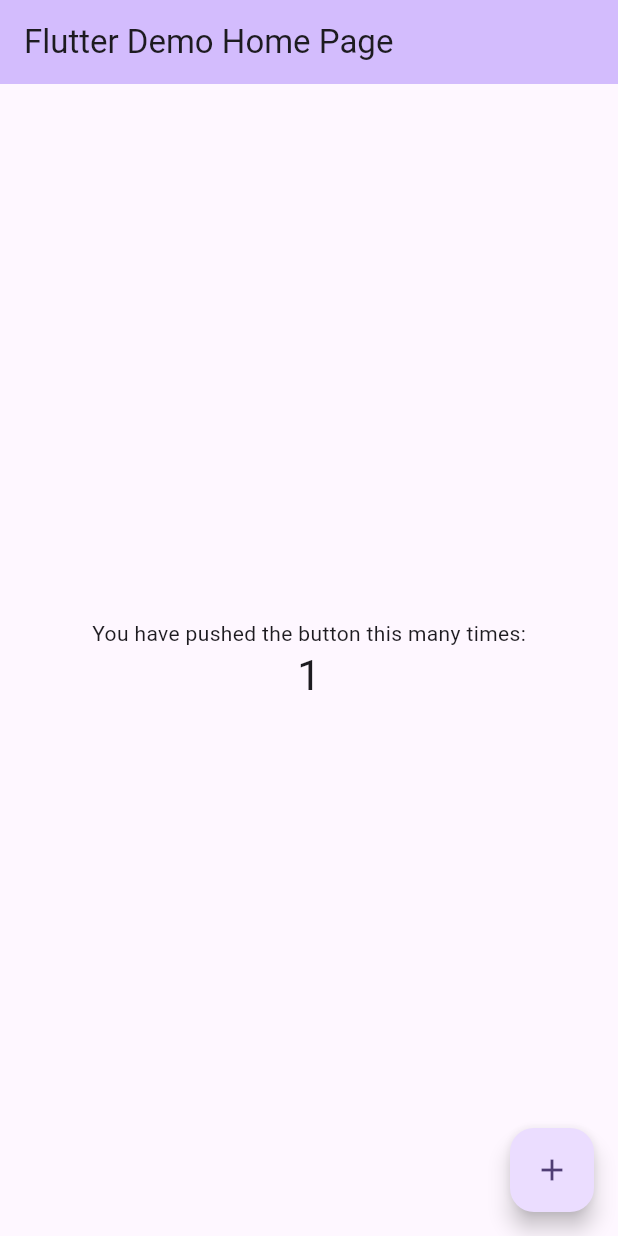
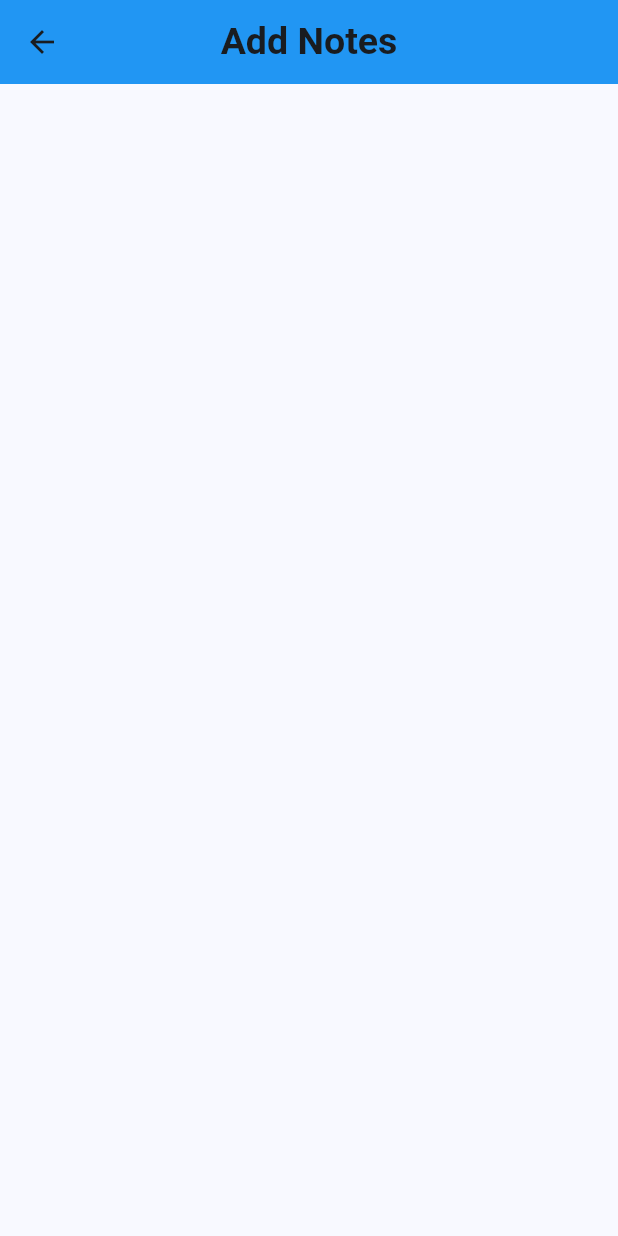
Before and after one commit to mohankumaronly/Todo-Application, a Flutter app: the screen it shows after launch, after a tap on the "add" icon, on a phone screen of 412 x 824 dp. Run offline on Flutter 3.47's test engine with Material 3 defaults, Android fonts, the phone set to English and light mode, and no system bars.

Commit message:
todo ui design is done

```diff
--- /dev/null
+++ b/lib/Notes_list.dart
@@ -0,0 +1,26 @@
+import 'package:flutter/material.dart';
+
+class NotesList extends StatefulWidget {
+  const NotesList({super.key});
+
+  @override
+  State<NotesList> createState() => _NotesListState();
+}
+
+class _NotesListState extends State<NotesList> {
+  @override
+  Widget build(BuildContext context) {
+    return Scaffold(
+      appBar: AppBar(
+        title: Text('Add Notes',
+        style: TextStyle(
+          fontWeight: FontWeight.bold,
+          fontSize: 25,
+        ),
+        ),
+        centerTitle: true,
+        backgroundColor: Colors.blue,
+      ),
+    );
+  }
+}
--- /dev/null
+++ b/lib/Todo_Screen.dart
@@ -0,0 +1,55 @@
+import 'package:flutter/material.dart';
+import 'package:todo_application/Notes_list.dart';
+
+class TodoScreen extends StatefulWidget {
+  const TodoScreen({super.key});
+
+  @override
+  State<TodoScreen> createState() => _TodoScreenState();
+}
+
+class _TodoScreenState extends State<TodoScreen> {
+  @override
+  Widget build(BuildContext context) {
+    return Scaffold(
+      appBar: AppBar(
+        title: Text(
+          'Todo Application',
+          style: TextStyle(fontWeight: FontWeight.bold, fontSize: 25),
+        ),
+        backgroundColor: Colors.blue,
+        centerTitle: true,
+        actions: [
+          IconButton(
+            onPressed: () {},
+            icon: Icon(Icons.search, color: Colors.white, size: 35),
+          ),
+        ],
+      ),
+      body: ListView.builder(
+        itemCount: 20,
+        itemBuilder: (BuildContext context, int index) {
+          return Card(
+            child: ListTile(
+              leading: CircleAvatar(
+                child: Text('$index'),
+              ),
+              title: Text('Rock ranger', style: TextStyle(
+                fontWeight: FontWeight.bold,
+                fontSize: 18,
+              ),),
+              subtitle: Text('Rock ranger is gamer and Developer uploading videos on the Youtube'),
+            ),
+          );
+        },
+      ),
+
+      floatingActionButton: FloatingActionButton(onPressed: (){
+
+        Navigator.push(context, MaterialPageRoute(builder: (context) => NotesList()));
+      },
+      child: Icon(Icons.add),
+      ),
+    );
+  }
+}
--- a/lib/main.dart
+++ b/lib/main.dart
@@ -1,4 +1,5 @@
 import 'package:flutter/material.dart';
+import 'package:todo_application/Todo_Screen.dart';
 
 void main() {
   runApp(const MyApp());
@@ -13,110 +14,9 @@ class MyApp extends StatelessWidget {
     return MaterialApp(
       title: 'Flutter Demo',
       theme: ThemeData(
-        // This is the theme of your application.
-        //
-        // TRY THIS: Try running your application with "flutter run". You'll see
-        // the application has a purple toolbar. Then, without quitting the app,
-        // try changing the seedColor in the colorScheme below to Colors.green
-        // and then invoke "hot reload" (save your changes or press the "hot
-        // reload" button in a Flutter-supported IDE, or press "r" if you used
-        // the command line to start the app).
-        //
-        // Notice that the counter didn't reset back to zero; the application
-        // state is not lost during the reload. To reset the state, use hot
-        // restart instead.
-        //
-        // This works for code too, not just values: Most code changes can be
-        // tested with just a hot reload.
-        colorScheme: ColorScheme.fromSeed(seedColor: Colors.deepPurple),
+        colorScheme: ColorScheme.fromSeed(seedColor: Colors.blue),
       ),
-      home: const MyHomePage(title: 'Flutter Demo Home Page'),
+      home: TodoScreen()
     );
   }
 }
-
-class MyHomePage extends StatefulWidget {
-  const MyHomePage({super.key, required this.title});
-
-  // This widget is the home page of your application. It is stateful, meaning
-  // that it has a State object (defined below) that contains fields that affect
-  // how it looks.
-
-  // This class is the configuration for the state. It holds the values (in this
-  // case the title) provided by the parent (in this case the App widget) and
-  // used by the build method of the State. Fields in a Widget subclass are
-  // always marked "final".
-
-  final String title;
-
-  @override
-  State<MyHomePage> createState() => _MyHomePageState();
-}
-
-class _MyHomePageState extends State<MyHomePage> {
-  int _counter = 0;
-
-  void _incrementCounter() {
-    setState(() {
-      // This call to setState tells the Flutter framework that something has
-      // changed in this State, which causes it to rerun the build method below
-      // so that the display can reflect the updated values. If we changed
-      // _counter without calling setState(), then the build method would not be
-      // called again, and so nothing would appear to happen.
-      _counter++;
-    });
-  }
-
-  @override
-  Widget build(BuildContext context) {
-    // This method is rerun every time setState is called, for instance as done
-    // by the _incrementCounter method above.
-    //
-    // The Flutter framework has been optimized to make rerunning build methods
-    // fast, so that you can just rebuild anything that needs updating rather
-    // than having to individually change instances of widgets.
-    return Scaffold(
-      appBar: AppBar(
-        // TRY THIS: Try changing the color here to a specific color (to
-        // Colors.amber, perhaps?) and trigger a hot reload to see the AppBar
-        // change color while the other colors stay the same.
-        backgroundColor: Theme.of(context).colorScheme.inversePrimary,
-        // Here we take the value from the MyHomePage object that was created by
-        // the App.build method, and use it to set our appbar title.
-        title: Text(widget.title),
-      ),
-      body: Center(
-        // Center is a layout widget. It takes a single child and positions it
-        // in the middle of the parent.
-        child: Column(
-          // Column is also a layout widget. It takes a list of children and
-          // arranges them vertically. By default, it sizes itself to fit its
-          // children horizontally, and tries to be as tall as its parent.
-          //
-          // Column has various properties to control how it sizes itself and
-          // how it positions its children. Here we use mainAxisAlignment to
-          // center the children vertically; the main axis here is the vertical
-          // axis because Columns are vertical (the cross axis would be
-          // horizontal).
-          //
-          // TRY THIS: Invoke "debug painting" (choose the "Toggle Debug Paint"
-          // action in the IDE, or press "p" in the console), to see the
-          // wireframe for each widget.
-          mainAxisAlignment: MainAxisAlignment.center,
-          children: <Widget>[
-            const Text('You have pushed the button this many times:'),
-            Text(
-              '$_counter',
-              style: Theme.of(context).textTheme.headlineMedium,
-            ),
-          ],
-        ),
-      ),
-      floatingActionButton: FloatingActionButton(
-        onPressed: _incrementCounter,
-        tooltip: 'Increment',
-        child: const Icon(Icons.add),
-      ), // This trailing comma makes auto-formatting nicer for build methods.
-    );
-  }
-}
```
